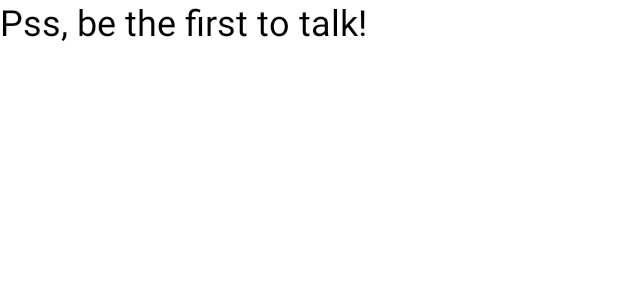
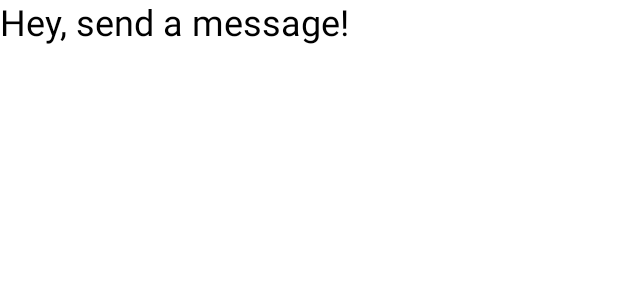
Before and after one commit to freeuni-cs-android-23-24/FirebaseChatApp, an Android app built with Jetpack Compose: the @Preview function ChatMessagesEmptyPreview, on a phone screen of 412 x 824 dp. Shown: the top 300 px of the screen. Run offline under Robolectric (Android 15) with nearby library versions, the phone set to English and light mode, and no system bars.

Commit message:
chore: add remote config

```diff
--- a/app/src/main/java/com/example/firebasechatapp/ui/features/chat/ChatScreen.kt
+++ b/app/src/main/java/com/example/firebasechatapp/ui/features/chat/ChatScreen.kt
@@ -54,6 +54,7 @@ private fun ChatContent(
             modifier = Modifier
                 .weight(1f)
                 .fillMaxWidth(),
+            emptyScreenMessage = content.emptyScreenMessage,
             messages = content.messages
         )
         ChatInput(
@@ -66,5 +67,8 @@ private fun ChatContent(
 @Preview
 @Composable
 private fun ChatContentPreview() {
-    ChatContent(content = ChatViewState.Content(messages = emptyList()), onMessageSent = {})
+    ChatContent(content = ChatViewState.Content(
+        emptyScreenMessage = "Hey, send a message!",
+        messages = emptyList()
+    ), onMessageSent = {})
 }
--- a/app/src/main/java/com/example/firebasechatapp/ui/features/chat/components/ChatMessages.kt
+++ b/app/src/main/java/com/example/firebasechatapp/ui/features/chat/components/ChatMessages.kt
@@ -21,14 +21,18 @@ import androidx.compose.ui.unit.dp
  *
  */
 @Composable
-fun ChatMessages(modifier: Modifier = Modifier, messages: List<Message>) {
+fun ChatMessages(
+    modifier: Modifier = Modifier,
+    emptyScreenMessage: String,
+    messages: List<Message>
+) {
     if (messages.isEmpty()) {
         Box(
             modifier = modifier,
             contentAlignment = Alignment.Center) {
             Text(
                 style = MaterialTheme.typography.headlineSmall,
-                text = "Pss, be the first to talk!"
+                text = emptyScreenMessage
             )
         }
         return
@@ -49,6 +53,7 @@ fun ChatMessages(modifier: Modifier = Modifier, messages: List<Message>) {
 @Composable
 private fun ChatMessagesPreview() {
     ChatMessages(
+        emptyScreenMessage = "",
         messages = listOf(
             Message("Hello", "Me"),
             Message("Hi", "You"),
@@ -61,6 +66,7 @@ private fun ChatMessagesPreview() {
 @Composable
 private fun ChatMessagesEmptyPreview() {
     ChatMessages(
+        emptyScreenMessage = "Hey, send a message!",
         messages = emptyList()
     )
 }
--- a/app/src/main/java/com/example/firebasechatapp/ui/features/chat/data/AppConfiguration.kt
+++ b/app/src/main/java/com/example/firebasechatapp/ui/features/chat/data/AppConfiguration.kt
@@ -12,10 +12,11 @@ class AppConfiguration {
 
     fun initialize() {
         val configSettings = remoteConfigSettings {
-            minimumFetchIntervalInSeconds = 3600
+            minimumFetchIntervalInSeconds = 1
         }
         remoteConfig.setConfigSettingsAsync(configSettings)
         remoteConfig.setDefaultsAsync(R.xml.remote_config_defaults)
+        remoteConfig.fetchAndActivate()
     }
 
 
--- a/app/src/main/res/xml/remote_config_defaults.xml
+++ b/app/src/main/res/xml/remote_config_defaults.xml
@@ -2,6 +2,6 @@
 <defaults>
   <entry>
     <key>chat_empty_screen_message</key>
-    <value>Don't be shy, be the first one to talk!</value>
+    <value>Don't be shy, be the first one to talk!!</value>
   </entry>
 </defaults>
```
Also changed, not shown: app/src/main/java/com/example/firebasechatapp/ui/features/chat/components/ChatViewModel.kt (+7 -1 lines).
